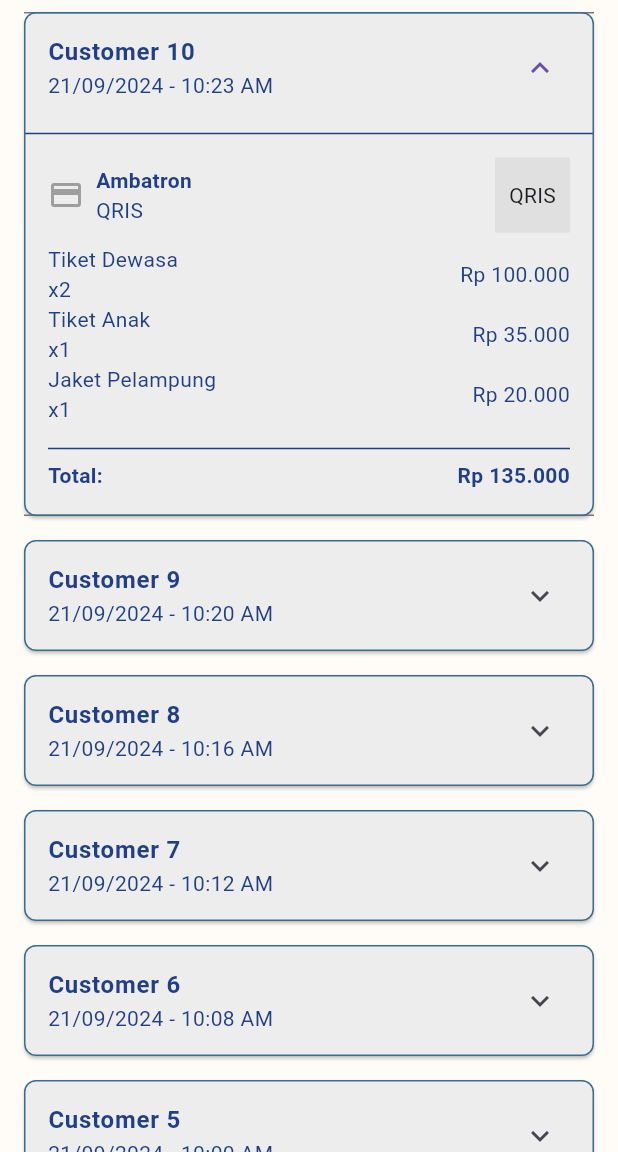
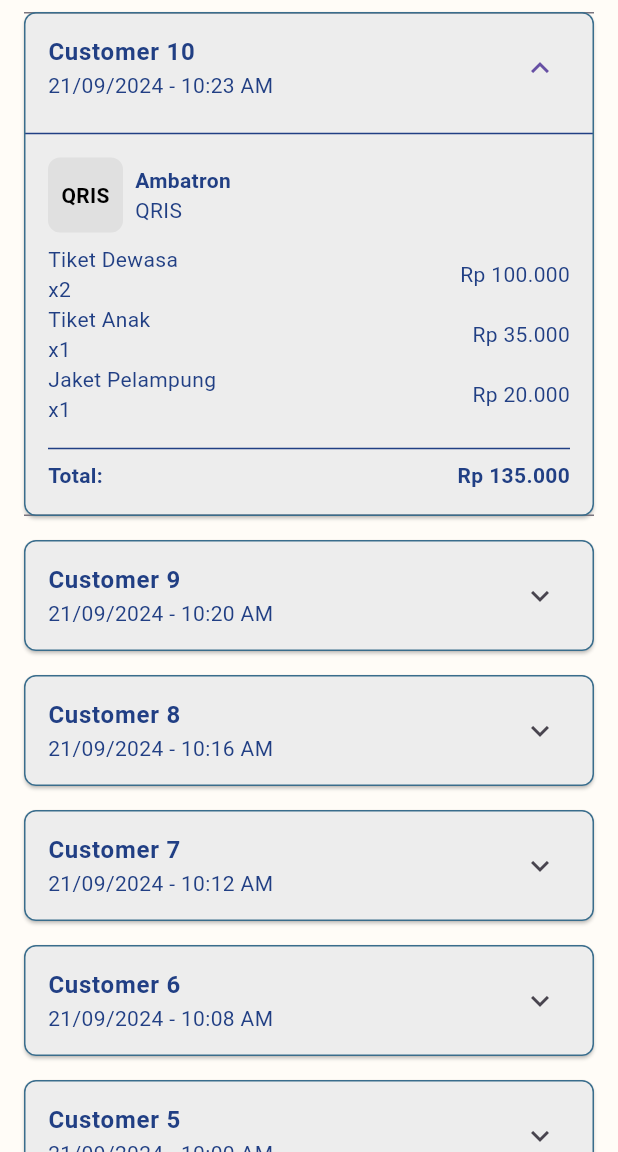
Before and after one commit to AIvanCP/pbl-historyprofil, a Flutter app: the SalesHistoryPage screen opened directly, after a tap on "Customer 10", on a phone screen of 412 x 824 dp, the part 84-1236 px from its top. Run offline on Flutter 3.47's test engine with Material 3 defaults, Android fonts, the phone set to English and light mode, and no system bars.

Commit message:
apdet-img

```diff
--- a/riwayat/lib/sales_history_page.dart
+++ b/riwayat/lib/sales_history_page.dart
@@ -32,7 +32,7 @@ class _SalesHistoryPageState extends State<SalesHistoryPage> {
       'memberDiscount': 10000,
       'total': 125000
     },
-    {
+     {
       'customer': 'Customer 8',
       'time': '21/09/2024 - 10:16 AM',
       'paymentSource': 'Mas Rusdi',
@@ -129,6 +129,7 @@ class _SalesHistoryPageState extends State<SalesHistoryPage> {
       'memberDiscount': 20000,
       'total': 135000
     },
+    // Tambahan data lain
   ];
 
   @override
@@ -193,7 +194,49 @@ class _SalesHistoryPageState extends State<SalesHistoryPage> {
         children: [
           Row(
             children: [
-              Icon(Icons.credit_card, color: Colors.grey),
+              if (sale['paymentMethod'] == 'QRIS')
+                // QRIS Icon Sederhana
+                Container(
+                  width: 50,
+                  height: 50,
+                  decoration: BoxDecoration(
+                    borderRadius: BorderRadius.circular(8.0),
+                    color: Colors.grey[300],
+                  ),
+                  child: Center(
+                    child: Text(
+                      'QRIS',
+                      style: TextStyle(
+                        color: Colors.black,
+                        fontWeight: FontWeight.bold,
+                      ),
+                    ),
+                  ),
+                ),
+
+              if (sale['paymentMethod'] == 'Tunai')
+                Icon(Icons.attach_money, color: Colors.grey),
+              if (sale['paymentMethod'] == 'Debit')
+                Icon(Icons.credit_card, color: Colors.grey), // Default ikon debit
+
+              // Komentar: jika perlu ganti gambar QRIS
+              /*
+              if (sale['paymentMethod'] == 'QRIS')
+                Image.asset(
+                  'assets/qris_image.png', // Path gambar QRIS
+                  width: 50,
+                  height: 50,
+                ),
+              */
+
+              // Tambahkan di sini jika ingin membedakan Bank A, Bank B, dsb
+              /*
+              if (sale['paymentMethod'] == 'Debit' && sale['paymentSource'] == 'Bank BCA')
+                Icon(Icons.credit_card, color: Colors.blue),
+              if (sale['paymentMethod'] == 'Debit' && sale['paymentSource'] == 'Bank Mandiri')
+                Icon(Icons.credit_card, color: Colors.yellow),
+              */
+
               SizedBox(width: 8),
               Column(
                 crossAxisAlignment: CrossAxisAlignment.start,
@@ -214,19 +257,12 @@ class _SalesHistoryPageState extends State<SalesHistoryPage> {
                 ],
               ),
               Spacer(),
-              if (sale['paymentMethod'] == 'QRIS')
-                Container(
-                  width: 50,
-                  height: 50,
-                  color: Colors.grey[300],
-                  child: Center(child: Text('QRIS')),
-                ),
             ],
           ),
           SizedBox(height: 8),
           ...sale['items'].map<Widget>((item) {
             return Row(
-              mainAxisAlignment: MainAxisAlignment.spaceBetween,
+              mainAxisAlignment: MainAxisAlignment.spaceBetween, // Perbaikan di sini
               children: [
                 Column(
                   crossAxisAlignment: CrossAxisAlignment.start,
@@ -249,10 +285,9 @@ class _SalesHistoryPageState extends State<SalesHistoryPage> {
             );
           }).toList(),
           SizedBox(height: 8),
-          // Pindahkan Divider ke atas Total
           Divider(color: Color(0xFF213F84)),
           Row(
-            mainAxisAlignment: MainAxisAlignment.spaceBetween,
+            mainAxisAlignment: MainAxisAlignment.spaceBetween, // Perbaikan di sini
             children: [
               Text(
                 'Total:',
```
